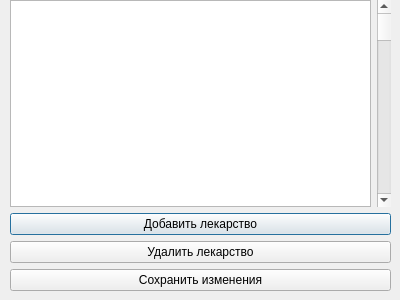
First picture: the form in WarehouseForm.ui, repository Toxicattack4up/QtProjectKRApteka, before the edit.
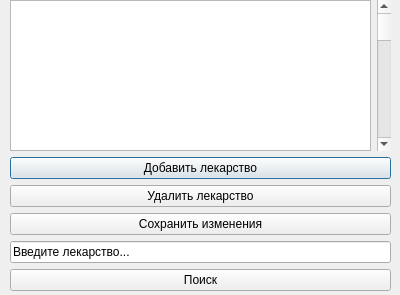
Second picture: the form after the edit.

Diff of the .ui file:
```diff
--- a/WarehouseForm.ui
+++ b/WarehouseForm.ui
@@ -7,13 +7,13 @@
     <x>0</x>
     <y>0</y>
     <width>400</width>
-    <height>300</height>
+    <height>295</height>
    </rect>
   </property>
   <property name="windowTitle">
    <string>Dialog</string>
   </property>
-  <widget class="QWidget" name="">
+  <widget class="QWidget" name="layoutWidget">
    <property name="geometry">
     <rect>
      <x>10</x>
@@ -60,6 +60,20 @@
         </property>
        </widget>
       </item>
+      <item>
+       <widget class="QLineEdit" name="lineEdit">
+        <property name="text">
+         <string>Введите лекарство...</string>
+        </property>
+       </widget>
+      </item>
+      <item>
+       <widget class="QPushButton" name="pushButton">
+        <property name="text">
+         <string>Поиск</string>
+        </property>
+       </widget>
+      </item>
      </layout>
     </item>
    </layout>
```
